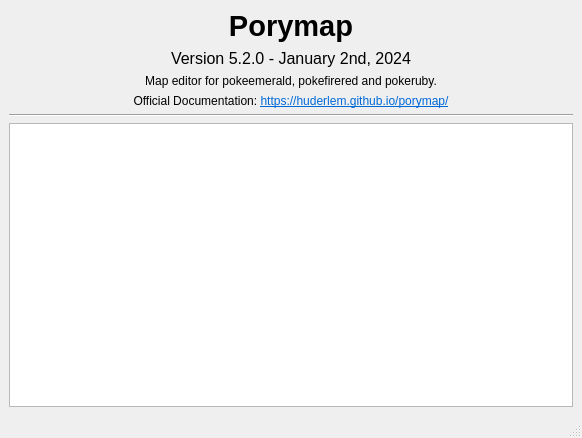
The window that forms/aboutporymap.ui (huderlem/porymap) describes before a commit, drawn with Qt 5.
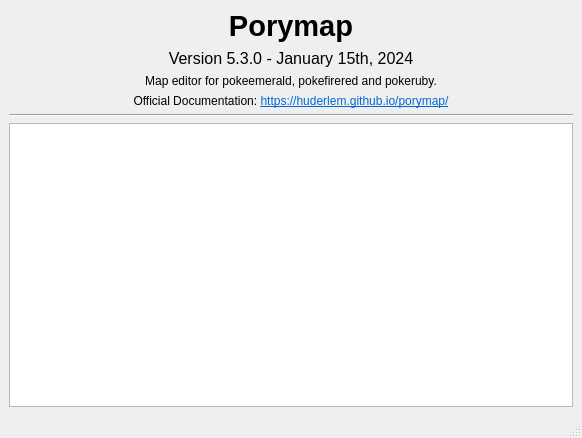
The same window after the commit.

The edit to the form file:
```diff
--- a/forms/aboutporymap.ui
+++ b/forms/aboutporymap.ui
@@ -53,7 +53,7 @@
        </font>
       </property>
       <property name="text">
-       <string>Version 5.2.0 - January 2nd, 2024</string>
+       <string>Version 5.3.0 - January 15th, 2024</string>
       </property>
       <property name="alignment">
        <set>Qt::AlignCenter</set>
```
